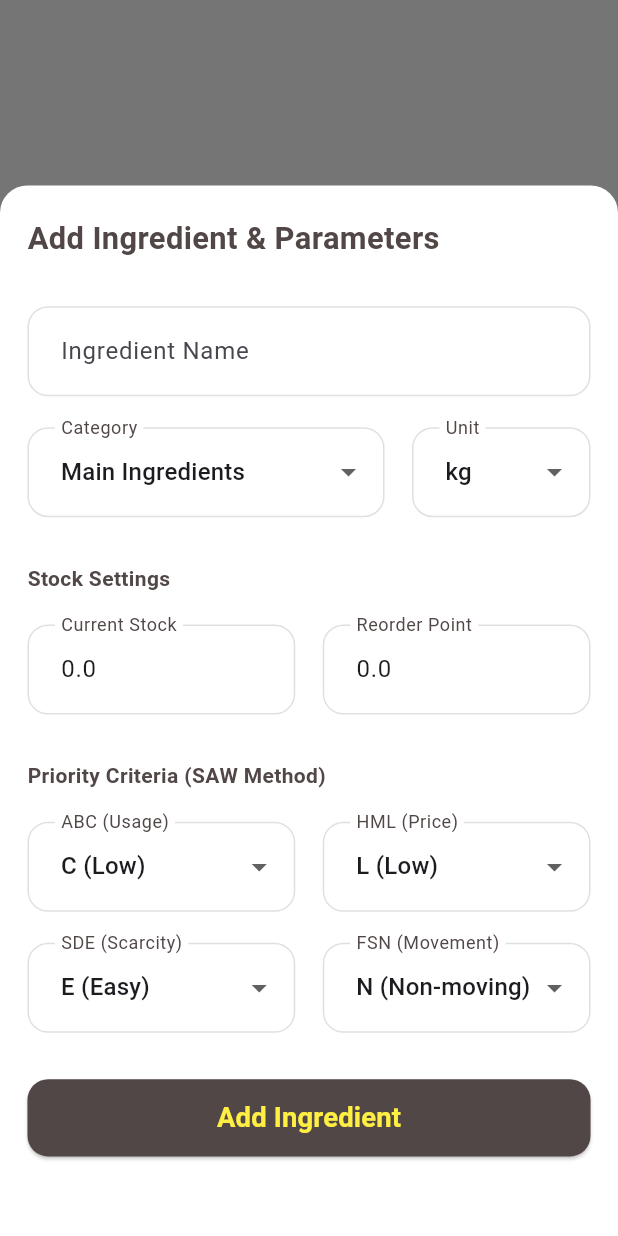
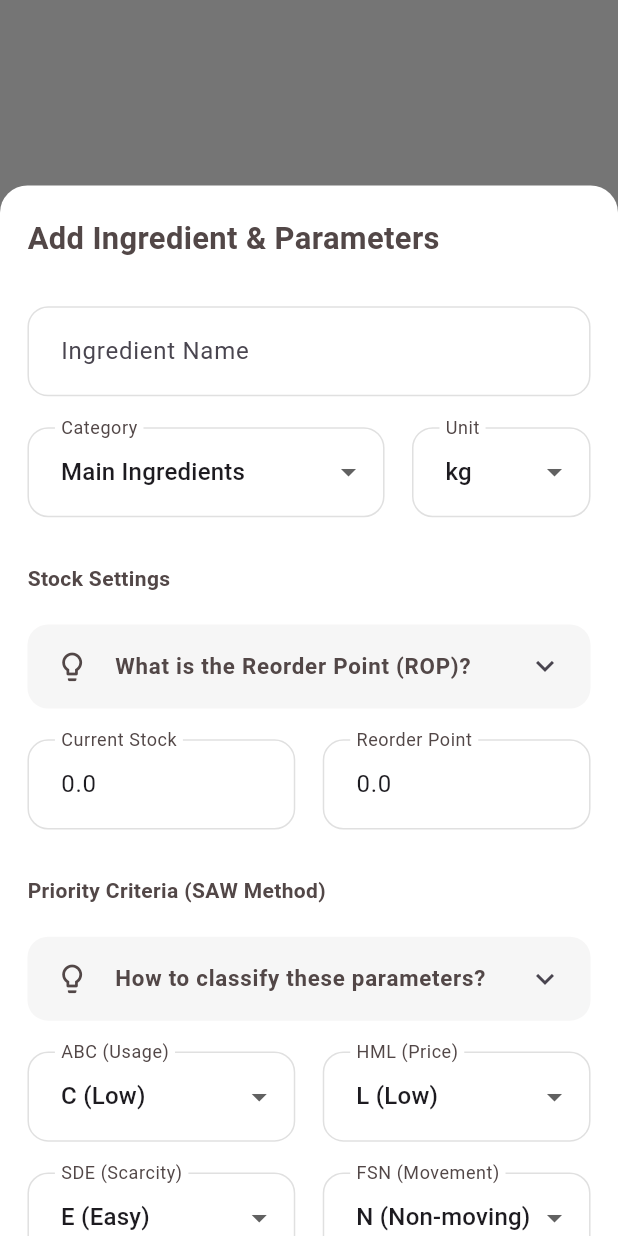
Before and after one commit to Mahesandra23/restaurant_fifo, a Flutter app: the IngredientsView screen opened directly, after a tap on the "add" icon, on a phone screen of 412 x 824 dp. Run offline on Flutter 3.47's test engine with Material 3 defaults, Android fonts, the phone set to English and light mode, and no system bars; our stand-ins replace flutter_dotenv, flutter_screenutil, focus_detector, google_fonts, image_picker, supabase_flutter; accounts and stored records are empty.

Commit message:
minor update

```diff
--- a/lib/pages/customer/Profile/profile_view.dart
+++ b/lib/pages/customer/Profile/profile_view.dart
@@ -122,6 +122,7 @@ class ProfileView extends StatelessWidget {
               SizedBox(height: 24.h),
               SizedBox(
                 width: 1.sw,
+                height: 45.h,
                 child: ElevatedButton(
                   style: ElevatedButton.styleFrom(
                     backgroundColor: AppRestaurantColors.primary,
--- a/lib/pages/customer/payment/payment_view.dart
+++ b/lib/pages/customer/payment/payment_view.dart
@@ -341,7 +341,7 @@ class PaymentView extends StatelessWidget {
                 child: SafeArea(
                   child: SizedBox(
                     width: 1.sw, // Mengubah double.infinity menjadi 1.sw
-                    height: 45.h,
+                    height: 40.h,
                     child: ElevatedButton(
                       style: ElevatedButton.styleFrom(
                         backgroundColor: AppRestaurantColors.primary,
@@ -369,7 +369,7 @@ class PaymentView extends StatelessWidget {
                               ),
                             )
                           : Text(
-                              'PAY NOW',
+                              'Pay Now',
                               style: TextStyle(
                                 color: AppRestaurantColors.accent,
                                 fontWeight: FontWeight.bold,
--- a/lib/pages/kitchen/account/account_view.dart
+++ b/lib/pages/kitchen/account/account_view.dart
@@ -451,7 +451,7 @@ class _AdminFormBottomSheetState extends State<AdminFormBottomSheet> {
             SizedBox(
               width: 1.sw, // Mengubah double.infinity menjadi 1.sw
               // Standarisasi Tinggi Tombol: 55.0
-              height: 35.h,
+              height: 40.h,
               child: ElevatedButton(
                 style: ElevatedButton.styleFrom(
                   backgroundColor: AppRestaurantColors.primary,
--- a/lib/pages/kitchen/banner/banner_view.dart
+++ b/lib/pages/kitchen/banner/banner_view.dart
@@ -402,7 +402,7 @@ class _BannerFormBottomSheetState extends State<BannerFormBottomSheet> {
             SizedBox(
               width: 1.sw, // Mengubah double.infinity menjadi 1.sw
               // Standarisasi Tinggi Tombol: 55.0
-              height: 35.h,
+              height: 40.h,
               child: ElevatedButton(
                 style: ElevatedButton.styleFrom(
                   backgroundColor: AppRestaurantColors.primary,
--- a/lib/pages/kitchen/ingredients/ingredients_view.dart
+++ b/lib/pages/kitchen/ingredients/ingredients_view.dart
@@ -106,7 +106,6 @@ class IngredientsView extends StatelessWidget {
                                             color: AppRestaurantColors.secondary,
                                           ),
                                         ),
-                                        // Ubah trailing menjadi Row untuk tombol Edit & Delete
                                         trailing: Row(
                                           mainAxisSize: MainAxisSize.min,
                                           children: [
@@ -275,6 +274,45 @@ class IngredientsView extends StatelessWidget {
                             color: AppRestaurantColors.primary)),
                     SizedBox(height: 16.h),
 
+                    // INFO ROP DIKEMBALIKAN KE SINI
+                    Theme(
+                      data: Theme.of(context)
+                          .copyWith(dividerColor: Colors.transparent),
+                      child: ExpansionTile(
+                        backgroundColor:
+                            AppRestaurantColors.primary.withOpacity(0.05),
+                        collapsedBackgroundColor:
+                            AppRestaurantColors.primary.withOpacity(0.05),
+                        tilePadding: EdgeInsets.symmetric(
+                            horizontal: 16.w, vertical: 0),
+                        childrenPadding: EdgeInsets.only(
+                            left: 16.w, right: 16.w, bottom: 16.h),
+                        shape: RoundedRectangleBorder(
+                          borderRadius: BorderRadius.circular(12.r),
+                        ),
+                        collapsedShape: RoundedRectangleBorder(
+                          borderRadius: BorderRadius.circular(12.r),
+                        ),
+                        leading: Icon(Icons.lightbulb_outline,
+                            color: AppRestaurantColors.primary, size: 20.sp),
+                        title: Text(
+                          'What is the Reorder Point (ROP)?',
+                          style: TextStyle(
+                              fontWeight: FontWeight.bold,
+                              color: AppRestaurantColors.primary,
+                              fontSize: 13.sp),
+                        ),
+                        children: [
+                          Text(
+                            'The Reorder Point is the minimum safety stock level. When current stock drops below this number, the system will automatically alert you to restock the ingredient before it runs out completely.',
+                            style: TextStyle(
+                                fontSize: 12.sp, color: Colors.black87),
+                          ),
+                        ],
+                      ),
+                    ),
+                    SizedBox(height: 16.h),
+
                     Row(
                       children: [
                         Expanded(
@@ -304,6 +342,54 @@ class IngredientsView extends StatelessWidget {
                         style: TextStyle(
                             fontWeight: FontWeight.bold,
                             color: AppRestaurantColors.primary)),
+                    SizedBox(height: 16.h),
+
+                    // INFO KRITERIA SAW DIKEMBALIKAN KE SINI
+                    Theme(
+                      data: Theme.of(context)
+                          .copyWith(dividerColor: Colors.transparent),
+                      child: ExpansionTile(
+                        backgroundColor:
+                            AppRestaurantColors.primary.withOpacity(0.05),
+                        collapsedBackgroundColor:
+                            AppRestaurantColors.primary.withOpacity(0.05),
+                        tilePadding: EdgeInsets.symmetric(
+                            horizontal: 16.w, vertical: 0),
+                        childrenPadding: EdgeInsets.only(
+                            left: 16.w, right: 16.w, bottom: 16.h),
+                        shape: RoundedRectangleBorder(
+                          borderRadius: BorderRadius.circular(12.r),
+                        ),
+                        collapsedShape: RoundedRectangleBorder(
+                          borderRadius: BorderRadius.circular(12.r),
+                        ),
+                        leading: Icon(Icons.lightbulb_outline,
+                            color: AppRestaurantColors.primary, size: 20.sp),
+                        title: Text(
+                          'How to classify these parameters?',
+                          style: TextStyle(
+                              fontWeight: FontWeight.bold,
+                              color: AppRestaurantColors.primary,
+                              fontSize: 13.sp),
+                        ),
+                        children: [
+                          Text(
+                            'Select the appropriate metrics for this ingredient. The DSS algorithm uses these values to calculate priority rankings:',
+                            style: TextStyle(
+                                fontSize: 12.sp, color: Colors.black87),
+                          ),
+                          SizedBox(height: 8.h),
+                          buildBulletInfo('• ABC (Usage):',
+                              'A (High kitchen usage), B (Medium), C (Low/Rare).'),
+                          buildBulletInfo('• HML (Price):',
+                              'H (High/Expensive), M (Medium), L (Low/Cheap).'),
+                          buildBulletInfo('• SDE (Scarcity):',
+                              'S (Scarce/Hard to find), D (Difficult), E (Easy to buy).'),
+                          buildBulletInfo('• FSN (Movement):',
+                              'F (Fast depletion), S (Slow depletion), N (Non-moving).'),
+                        ],
+                      ),
+                    ),
                     SizedBox(height: 16.h),
 
                     Row(
--- a/lib/pages/kitchen/menu/menu_view.dart
+++ b/lib/pages/kitchen/menu/menu_view.dart
@@ -343,11 +343,12 @@ class MenuView extends StatelessWidget {
                           Navigator.pop(ctx);
                         }
                       },
-                      child: const Text(
+                      child: Text(
                         'Add Category',
                         style: TextStyle(
                           color: AppRestaurantColors.accent,
                           fontWeight: FontWeight.bold,
+                          fontSize: 16.sp,
                         ),
                       ),
                     ),
--- a/lib/pages/kitchen/queue/queue_view.dart
+++ b/lib/pages/kitchen/queue/queue_view.dart
@@ -343,7 +343,7 @@ class QueueView extends StatelessWidget {
               // --- TOMBOL AKSI DINAMIS BERDASARKAN STATUS ---
               SizedBox(
                 width: 1.sw, // Mengubah double.infinity menjadi 1.sw
-                height: 35
+                height: 40
                     .h, // Disamakan dengan tinggi tombol di halaman lain (55.0)
                 child: ElevatedButton(
                   style: ElevatedButton.styleFrom(
@@ -389,7 +389,7 @@ class QueueView extends StatelessWidget {
                       color: isPending
                           ? AppRestaurantColors.primary
                           : AppRestaurantColors.accent,
-                      fontSize: 14.sp,
+                      fontSize: 16.sp,
                       fontWeight: FontWeight.bold,
                     ),
                   ),
--- a/lib/pages/kitchen/stocks/stocks_view.dart
+++ b/lib/pages/kitchen/stocks/stocks_view.dart
@@ -485,7 +485,7 @@ class StockView extends StatelessWidget {
               SizedBox(height: 24.h),
               SizedBox(
                 width: 1.sw,
-                height: 50.h,
+                height: 40.h,
                 child: ElevatedButton(
                   style: ElevatedButton.styleFrom(
                     backgroundColor: AppRestaurantColors.primary,
@@ -521,11 +521,12 @@ class StockView extends StatelessWidget {
                       );
                     }
                   },
-                  child: const Text(
-                    'SUBMIT RESTOCK',
+                  child: Text(
+                    'Submit Restock',
                     style: TextStyle(
                       color: AppRestaurantColors.accent,
                       fontWeight: FontWeight.bold,
+                      fontSize: 16.sp,
                     ),
                   ),
                 ),
```
